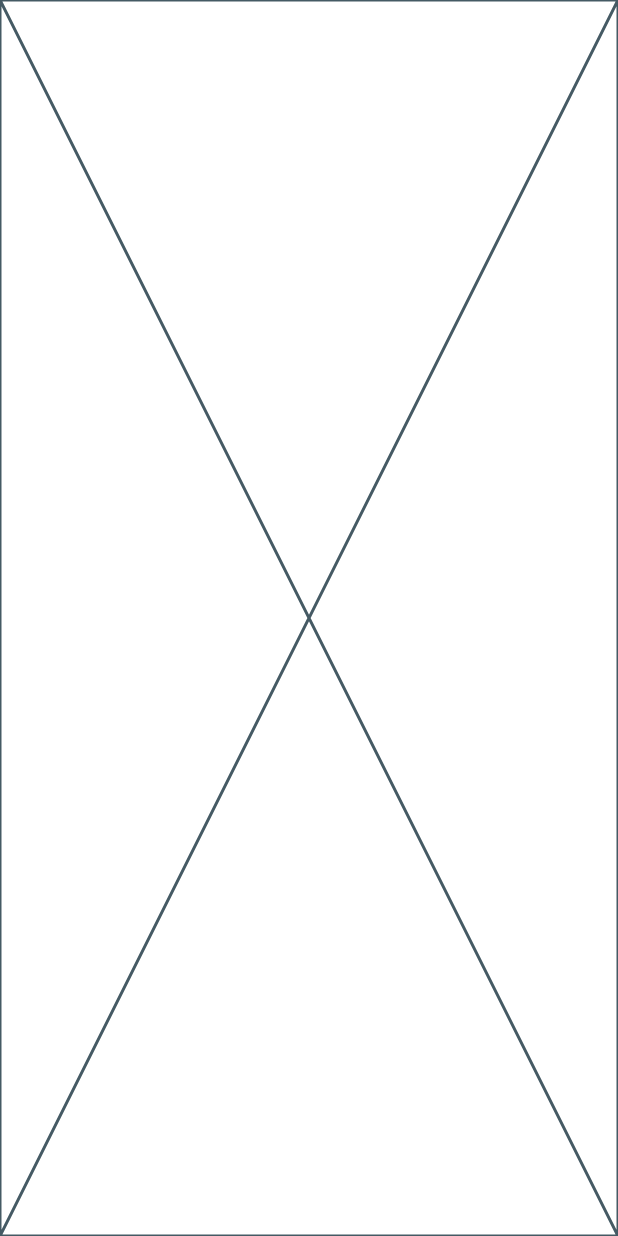
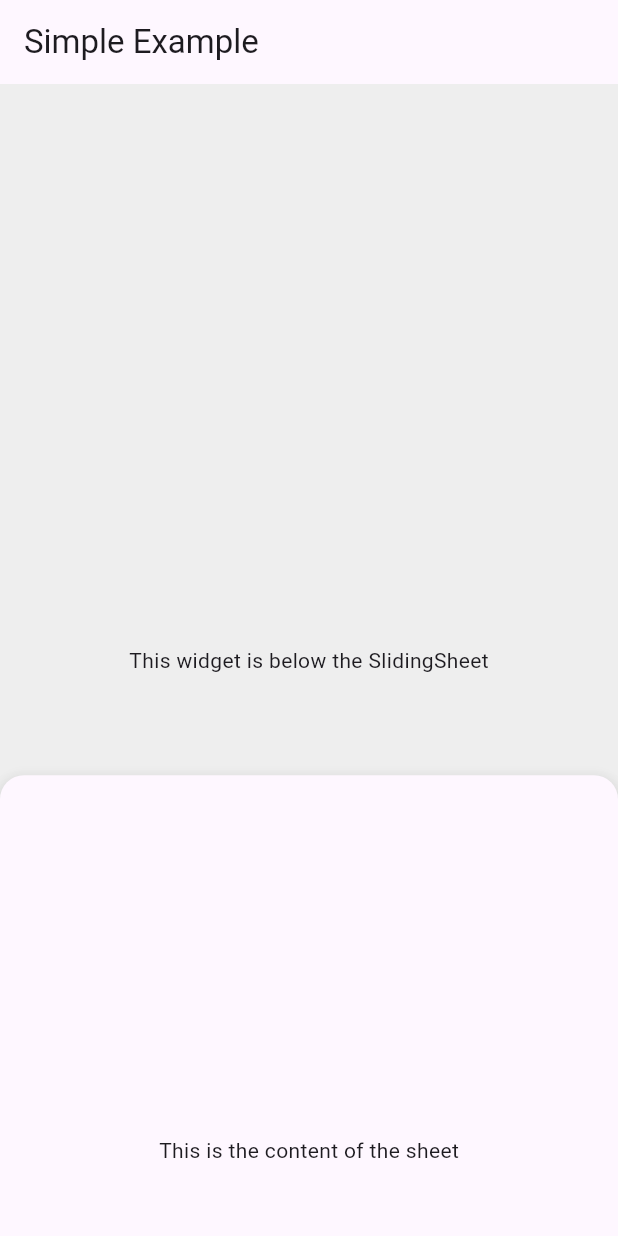
Before and after one commit to safaanwar1122/Portfolio-App-Flutter, a Flutter app: the screen it shows after launch, on a phone screen of 412 x 824 dp. Run offline on Flutter 3.47's test engine with Material 2 defaults, Android fonts, the phone set to English and light mode, and no system bars; drawn by our look-alikes of sliding_sheet; missing offline and left inert: dart:js.

Commit message:
2 commit

```diff
--- a/lib/Pages/home_screen.dart
+++ b/lib/Pages/home_screen.dart
@@ -1,4 +1,5 @@
 import 'package:flutter/material.dart';
+import 'package:sliding_sheet/sliding_sheet.dart';
 
 class HomeScreen extends StatefulWidget {
   const HomeScreen({Key? key}) : super(key: key);
@@ -10,6 +11,32 @@ class HomeScreen extends StatefulWidget {
 class _HomeScreenState extends State<HomeScreen> {
   @override
   Widget build(BuildContext context) {
-    return const Placeholder();
+    return Scaffold(
+      backgroundColor: Colors.grey.shade200,
+      appBar: AppBar(
+        title: Text('Simple Example'),
+      ),
+      body: SlidingSheet(
+        elevation: 8,
+        cornerRadius: 16,
+        snapSpec: const SnapSpec(
+          snap: true,
+          snappings: [0.4, 0.7, 1.0],
+
+          positioning: SnapPositioning.relativeToAvailableSpace,
+        ),
+        body: Center(
+          child: Text('This widget is below the SlidingSheet'),
+        ),
+        builder: (context, state) {
+           return Container(
+            height: 500,
+            child: Center(
+              child: Text('This is the content of the sheet'),
+            ),
+          );
+        },
+      ),
+    );
   }
 }
--- a/lib/RoutesDirectory/routes.dart
+++ b/lib/RoutesDirectory/routes.dart
@@ -21,7 +21,7 @@ class Routes{
           return Scaffold(
             body: Center(
               child: Text(
-                'Noroutes define'
+                'No routes define'
               ),
             ),
           );
--- a/lib/main.dart
+++ b/lib/main.dart
@@ -17,7 +17,7 @@ class MyApp extends StatelessWidget {
       title: 'Flutter Demo',
       theme: ThemeData(
 
-        colorScheme: ColorScheme.fromSeed(seedColor: Colors.deepPurple),
+     primarySwatch: Colors.blue,
         useMaterial3: true,
       ),
       initialRoute: RouteName.homeScreen,
```
